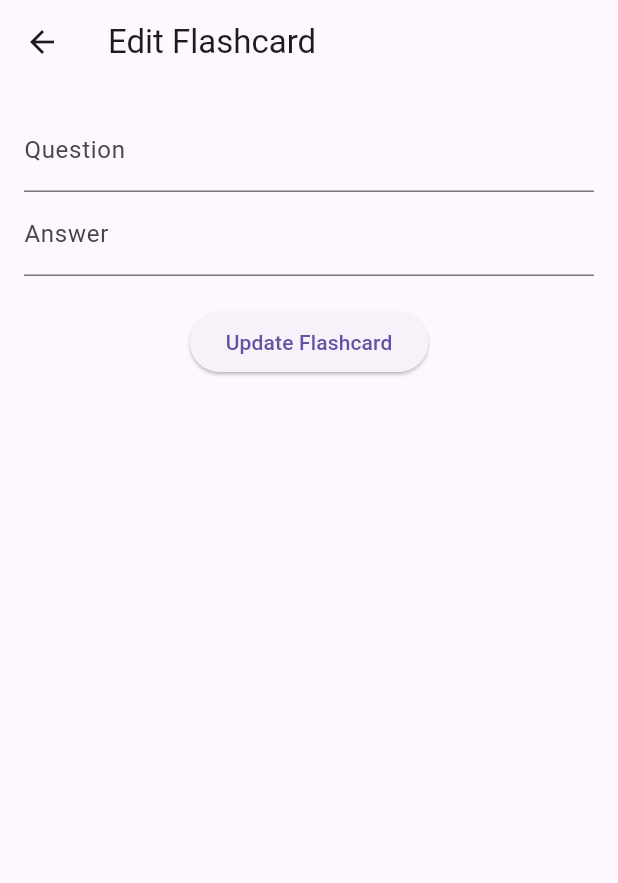
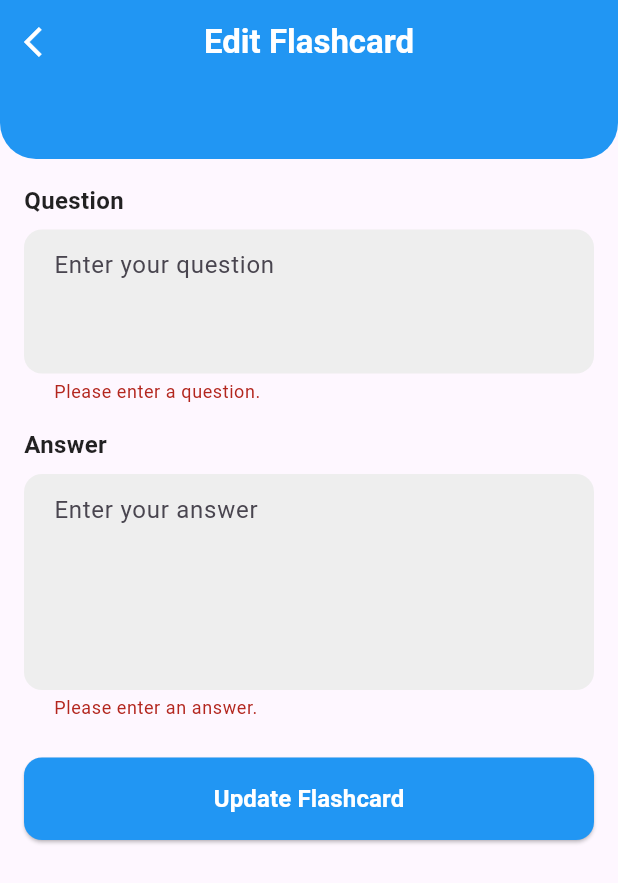
Before and after one commit to ksk189/flash_card, a Flutter app: the EditFlashcardScreen screen opened directly with empty values, after a tap on "Update Flashcard", on a phone screen of 412 x 824 dp. Shown: the top 883 px of the screen. Run offline on Flutter 3.47's test engine with Material 3 defaults, Android fonts, the phone set to English and light mode, and no system bars.

Commit message:
Update edit_flashcard_screen.dart

```diff
--- a/flashcard/lib/screens/edit_flashcard_screen.dart
+++ b/flashcard/lib/screens/edit_flashcard_screen.dart
@@ -1,53 +1,210 @@
 import 'package:flutter/material.dart';
 import '../models/flashcard_model.dart';
 
-class EditFlashcardScreen extends StatelessWidget {
+class EditFlashcardScreen extends StatefulWidget {
   final Flashcard flashcard;
   final Function(Flashcard) onSave;
 
-  EditFlashcardScreen({required this.flashcard, required this.onSave});
+  const EditFlashcardScreen({required this.flashcard, required this.onSave});
 
+  @override
+  State<EditFlashcardScreen> createState() => _EditFlashcardScreenState();
+}
+
+class _EditFlashcardScreenState extends State<EditFlashcardScreen> {
   final TextEditingController questionController = TextEditingController();
   final TextEditingController answerController = TextEditingController();
+  final GlobalKey<FormState> _formKey = GlobalKey<FormState>();
+  bool _isSaving = false;
+
+  @override
+  void initState() {
+    super.initState();
+    questionController.text = widget.flashcard.question;
+    answerController.text = widget.flashcard.answer;
+  }
+
+  @override
+  void dispose() {
+    questionController.dispose();
+    answerController.dispose();
+    super.dispose();
+  }
+
+  void _saveFlashcard() {
+    if (_formKey.currentState!.validate()) {
+      setState(() {
+        _isSaving = true;
+      });
+
+      Future.delayed(const Duration(milliseconds: 500), () {
+        widget.onSave(
+          Flashcard(
+            question: questionController.text.trim(),
+            answer: answerController.text.trim(),
+          ),
+        );
+
+        setState(() {
+          _isSaving = false;
+        });
+
+        Navigator.of(context).pop();
+      });
+    }
+  }
 
   @override
   Widget build(BuildContext context) {
-    questionController.text = flashcard.question;
-    answerController.text = flashcard.answer;
-
     return Scaffold(
-      appBar: AppBar(title: Text("Edit Flashcard")),
-      body: Padding(
-        padding: const EdgeInsets.all(16.0),
+      appBar: AppBar(
+        backgroundColor: Colors.blue,
+        elevation: 0,
+        leading: IconButton(
+          icon: const Icon(Icons.arrow_back_ios, color: Colors.white),
+          onPressed: () => Navigator.of(context).pop(),
+        ),
+        title: const Text(
+          "Edit Flashcard",
+          style: TextStyle(
+            color: Colors.white,
+            fontWeight: FontWeight.bold,
+          ),
+        ),
+        centerTitle: true,
+      ),
+      body: Builder(
+        builder: (context) {
+          return SingleChildScrollView(
             child: Column(
               children: [
-            TextField(
+                // Blue Header with Curved Bottom
+                Container(
+                  height: 50,
+                  decoration: const BoxDecoration(
+                    color: Colors.blue,
+                    borderRadius: BorderRadius.only(
+                      bottomLeft: Radius.circular(24),
+                      bottomRight: Radius.circular(24),
+                    ),
+                  ),
+                ),
+
+                // White Form Section
+                Padding(
+                  padding: const EdgeInsets.all(16.0),
+                  child: Form(
+                    key: _formKey,
+                    child: Column(
+                      crossAxisAlignment: CrossAxisAlignment.start,
+                      children: [
+                        // Question Field
+                        const Text(
+                          "Question",
+                          style: TextStyle(
+                            fontSize: 16,
+                            fontWeight: FontWeight.bold,
+                            color: Colors.black87,
+                          ),
+                        ),
+                        const SizedBox(height: 8),
+                        TextFormField(
                           controller: questionController,
-              decoration: InputDecoration(labelText: "Question"),
+                          decoration: InputDecoration(
+                            hintText: "Enter your question",
+                            filled: true,
+                            fillColor: Colors.grey[200],
+                            border: OutlineInputBorder(
+                              borderRadius: BorderRadius.circular(12),
+                              borderSide: BorderSide.none,
                             ),
-            TextField(
+                            contentPadding: const EdgeInsets.symmetric(
+                              vertical: 12,
+                              horizontal: 16,
+                            ),
+                          ),
+                          maxLines: 3,
+                          validator: (value) {
+                            if (value == null || value.trim().isEmpty) {
+                              return "Please enter a question.";
+                            }
+                            return null;
+                          },
+                        ),
+                        const SizedBox(height: 16),
+
+                        // Answer Field
+                        const Text(
+                          "Answer",
+                          style: TextStyle(
+                            fontSize: 16,
+                            fontWeight: FontWeight.bold,
+                            color: Colors.black87,
+                          ),
+                        ),
+                        const SizedBox(height: 8),
+                        TextFormField(
                           controller: answerController,
-              decoration: InputDecoration(labelText: "Answer"),
+                          decoration: InputDecoration(
+                            hintText: "Enter your answer",
+                            filled: true,
+                            fillColor: Colors.grey[200],
+                            border: OutlineInputBorder(
+                              borderRadius: BorderRadius.circular(12),
+                              borderSide: BorderSide.none,
                             ),
-            SizedBox(height: 20),
-            ElevatedButton(
-              onPressed: () {
-                if (questionController.text.isNotEmpty &&
-                    answerController.text.isNotEmpty) {
-                  onSave(
-                    Flashcard(
-                      question: questionController.text,
-                      answer: answerController.text,
+                            contentPadding: const EdgeInsets.symmetric(
+                              vertical: 12,
+                              horizontal: 16,
                             ),
-                  );
-                  Navigator.of(context).pop();
+                          ),
+                          maxLines: 5,
+                          validator: (value) {
+                            if (value == null || value.trim().isEmpty) {
+                              return "Please enter an answer.";
                             }
+                            return null;
                           },
-              child: Text("Update Flashcard"),
+                        ),
+                        const SizedBox(height: 25),
+
+                        // Update Button
+                        SizedBox(
+                          width: double.infinity,
+                          child: ElevatedButton(
+                            onPressed: _isSaving ? null : _saveFlashcard,
+                            style: ElevatedButton.styleFrom(
+                              backgroundColor: Colors.blue,
+                              padding: const EdgeInsets.symmetric(vertical: 16),
+                              shape: RoundedRectangleBorder(
+                                borderRadius: BorderRadius.circular(12),
+                              ),
+                            ),
+                            child: _isSaving
+                                ? const CircularProgressIndicator(
+                                    valueColor: AlwaysStoppedAnimation<Color>(
+                                      Colors.white,
+                                    ),
+                                  )
+                                : const Text(
+                                    "Update Flashcard",
+                                    style: TextStyle(
+                                      fontSize: 16,
+                                      fontWeight: FontWeight.bold,
+                                      color: Colors.white,
+                                    ),
+                                  ),
+                          ),
                         ),
                       ],
                     ),
                   ),
+                ),
+              ],
+            ),
+          );
+        },
+      ),
     );
   }
 }
```
Lines whose indentation alone changed are shown as unchanged.
